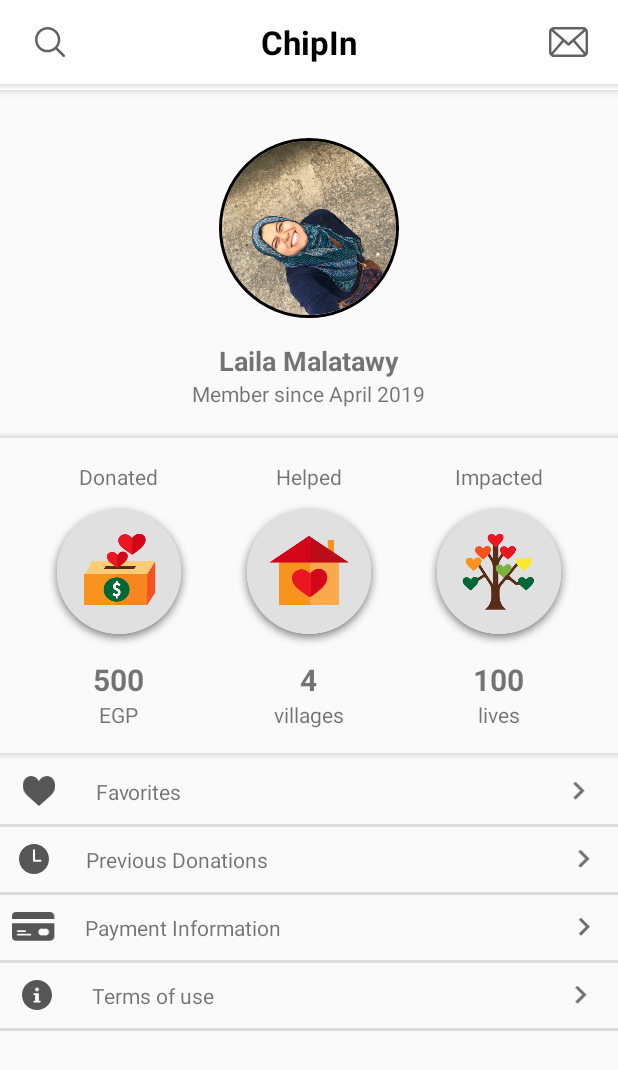
After one commit to abdelrahman-osama/ChipIn, an Android app: the fragment DashboardFragment shown on its own in the app's theme, on a phone screen of 412 x 824 dp. The commit adds this screen. Shown: the top 1070 px of the screen. Run offline under Robolectric (Android 15) with nearby library versions, the phone set to English and light mode, and no system bars; our stand-ins replace CircleImageView.

Commit message:
feat:dashboard

```diff
--- a/app/build.gradle
+++ b/app/build.gradle
@@ -34,6 +34,7 @@ dependencies {
     implementation 'com.google.android.material:material:1.0.0'
     implementation 'androidx.legacy:legacy-support-v4:1.0.0'
     implementation 'com.android.support:design:28.0.0'
+    implementation 'de.hdodenhof:circleimageview:3.0.0'
     testImplementation 'junit:junit:4.12'
     androidTestImplementation 'androidx.test:runner:1.1.0'
     androidTestImplementation 'androidx.test.espresso:espresso-core:3.1.0'
--- /dev/null
+++ b/app/src/main/java/com/chipin/chipin/Fragments/DashboardFragment.java
@@ -0,0 +1,111 @@
+package com.chipin.chipin.Fragments;
+
+import android.content.Context;
+import android.net.Uri;
+import android.os.Bundle;
+
+import androidx.fragment.app.Fragment;
+
+import android.view.LayoutInflater;
+import android.view.View;
+import android.view.ViewGroup;
+
+import com.chipin.chipin.R;
+
+/**
+ * A simple {@link Fragment} subclass.
+ * Activities that contain this fragment must implement the
+ * {@link DashboardFragment.OnFragmentInteractionListener} interface
+ * to handle interaction events.
+ * Use the {@link DashboardFragment#newInstance} factory method to
+ * create an instance of this fragment.
+ */
+public class DashboardFragment extends Fragment {
+    // TODO: Rename parameter arguments, choose names that match
+    // the fragment initialization parameters, e.g. ARG_ITEM_NUMBER
+    private static final String ARG_PARAM1 = "param1";
+    private static final String ARG_PARAM2 = "param2";
+
+    // TODO: Rename and change types of parameters
+    private String mParam1;
+    private String mParam2;
+
+    private OnFragmentInteractionListener mListener;
+
+    public DashboardFragment() {
+        // Required empty public constructor
+    }
+
+    /**
+     * Use this factory method to create a new instance of
+     * this fragment using the provided parameters.
+     *
+     * @param param1 Parameter 1.
+     * @param param2 Parameter 2.
+     * @return A new instance of fragment DashboardFragment.
+     */
+    // TODO: Rename and change types and number of parameters
+    public static DashboardFragment newInstance(String param1, String param2) {
+        DashboardFragment fragment = new DashboardFragment();
+        Bundle args = new Bundle();
+        args.putString(ARG_PARAM1, param1);
+        args.putString(ARG_PARAM2, param2);
+        fragment.setArguments(args);
+        return fragment;
+    }
+
+    @Override
+    public void onCreate(Bundle savedInstanceState) {
+        super.onCreate(savedInstanceState);
+        if (getArguments() != null) {
+            mParam1 = getArguments().getString(ARG_PARAM1);
+            mParam2 = getArguments().getString(ARG_PARAM2);
+        }
+    }
+
+    @Override
+    public View onCreateView(LayoutInflater inflater, ViewGroup container,
+                             Bundle savedInstanceState) {
+        // Inflate the layout for this fragment
+        return inflater.inflate(R.layout.fragment_dashboard, container, false);
+    }
+
+    // TODO: Rename method, update argument and hook method into UI event
+    public void onButtonPressed(Uri uri) {
+        if (mListener != null) {
+            mListener.onFragmentInteraction(uri);
+        }
+    }
+
+    @Override
+    public void onAttach(Context context) {
+        super.onAttach(context);
+//        if (context instanceof OnFragmentInteractionListener) {
+//            mListener = (OnFragmentInteractionListener) context;
+//        } else {
+//            throw new RuntimeException(context.toString()
+//                    + " must implement OnFragmentInteractionListener");
+//        }
+    }
+
+    @Override
+    public void onDetach() {
+        super.onDetach();
+        mListener = null;
+    }
+
+    /**
+     * This interface must be implemented by activities that contain this
+     * fragment to allow an interaction in this fragment to be communicated
+     * to the activity and potentially other fragments contained in that
+     * activity.
+     * <p>
+     * See the Android Training lesson <a href=
+     * "http://developer.android.com/training/basics/fragments/communicating.html"
+     * >Communicating with Other Fragments</a> for more information.
+     */
+    public interface OnFragmentInteractionListener {
+        // TODO: Update argument type and name
+        void onFragmentInteraction(Uri uri);
+    }
+}
--- /dev/null
+++ b/app/src/main/res/drawable/ic_clock_icon.xml
@@ -0,0 +1,6 @@
+<vector android:height="24dp" android:viewportHeight="15"
+    android:viewportWidth="15" android:width="24dp" xmlns:android="http://schemas.android.com/apk/res/android">
+    <path android:fillColor="#575656" android:fillType="nonZero"
+        android:pathData="M7.4998,0C3.3578,0 0,3.3579 0,7.4998C0,11.6416 3.3578,14.9998 7.4998,14.9998C11.6417,14.9998 14.9998,11.6416 14.9998,7.4998C14.9998,3.3579 11.6417,0 7.4998,0ZM10.7421,8.9262L7.5625,8.9262C7.5518,8.9262 7.5417,8.9236 7.5311,8.9232C7.5205,8.9237 7.5105,8.9262 7.4997,8.9262C7.2133,8.9262 6.981,8.6939 6.981,8.4075L6.981,3.1124C6.981,2.826 7.2133,2.5938 7.4997,2.5938C7.7861,2.5938 8.0184,2.826 8.0184,3.1124L8.0184,7.8888L10.7419,7.8888C11.0283,7.8888 11.2606,8.121 11.2606,8.4075C11.2606,8.6939 11.0286,8.9262 10.7421,8.9262Z"
+        android:strokeColor="#00000000" android:strokeWidth="1"/>
+</vector>
--- /dev/null
+++ b/app/src/main/res/drawable/ic_icon_favorites.xml
@@ -0,0 +1,6 @@
+<vector android:height="22dp" android:viewportHeight="15"
+    android:viewportWidth="17" android:width="24dp" xmlns:android="http://schemas.android.com/apk/res/android">
+    <path android:fillColor="#575656" android:fillType="nonZero"
+        android:pathData="M8.4492,2.6498C9.1353,1.0901 10.7027,0.0003 12.5259,0.0003C14.9817,0.0003 16.7504,2.0152 16.9728,4.4165C16.9728,4.4165 17.0928,5.0126 16.8286,6.0858C16.4689,7.5473 15.6233,8.8458 14.4833,9.8367L8.4492,15L2.5167,9.8364C1.3767,8.8458 0.5311,7.547 0.1714,6.0854C-0.0928,5.0123 0.0272,4.4162 0.0272,4.4162C0.2496,2.0149 2.0183,0 4.4741,0C6.2976,0 7.763,1.0901 8.4492,2.6498Z"
+        android:strokeColor="#00000000" android:strokeWidth="1"/>
+</vector>
--- /dev/null
+++ b/app/src/main/res/drawable/ic_info_icon.xml
@@ -0,0 +1,6 @@
+<vector android:height="24dp" android:viewportHeight="15"
+    android:viewportWidth="15" android:width="24dp" xmlns:android="http://schemas.android.com/apk/res/android">
+    <path android:fillColor="#575656" android:fillType="nonZero"
+        android:pathData="M7.5,0C3.3578,0 0,3.3579 0,7.5C0,11.6423 3.3578,15 7.5,15C11.6422,15 15,11.6423 15,7.5C15,3.3579 11.6422,0 7.5,0ZM7.5,3.75C8.0178,3.75 8.4375,4.1698 8.4375,4.6875C8.4375,5.2055 8.0178,5.625 7.5,5.625C6.9822,5.625 6.5625,5.2055 6.5625,4.6875C6.5625,4.1698 6.9822,3.75 7.5,3.75ZM8.9063,11.25L6.0938,11.25C5.8349,11.25 5.625,11.0404 5.625,10.7813C5.625,10.5224 5.8349,10.3125 6.0938,10.3125L6.5625,10.3125L6.5625,7.5L6.0938,7.5C5.8349,7.5 5.625,7.2904 5.625,7.0313C5.625,6.7724 5.8349,6.5625 6.0938,6.5625L7.9688,6.5625C8.2276,6.5625 8.4375,6.7724 8.4375,7.0313L8.4375,10.3125L8.9063,10.3125C9.1651,10.3125 9.375,10.5224 9.375,10.7813C9.375,11.0404 9.1651,11.25 8.9063,11.25Z"
+        android:strokeColor="#00000000" android:strokeWidth="1"/>
+</vector>
--- /dev/null
+++ b/app/src/main/res/drawable/ic_keyboard_arrow_right.xml
@@ -0,0 +1,5 @@
+<vector android:height="24dp" android:tint="#6F6F6F"
+    android:viewportHeight="24.0" android:viewportWidth="24.0"
+    android:width="24dp" xmlns:android="http://schemas.android.com/apk/res/android">
+    <path android:fillColor="#FF000000" android:pathData="M8.59,16.34l4.58,-4.59 -4.58,-4.59L10,5.75l6,6 -6,6z"/>
+</vector>
--- /dev/null
+++ b/app/src/main/res/drawable/ic_messages.xml
@@ -0,0 +1,12 @@
+<vector xmlns:android="http://schemas.android.com/apk/res/android"
+    android:width="26dp"
+    android:height="20dp"
+    android:viewportWidth="26"
+    android:viewportHeight="20">
+  <path
+      android:pathData="M22.75,0L3.25,0C1.4552,0 0,1.4925 0,3.3333L0,16.6667C0,18.5075 1.4552,20 3.25,20L22.75,20C24.5448,20 26,18.5075 26,16.6667L26,3.3333C26,1.4925 24.5448,0 22.75,0ZM17.4005,8.8948L24.2798,2.8483C24.3274,3.0045 24.375,3.1608 24.375,3.3333L24.375,16.6667C24.375,16.7822 24.3321,16.8848 24.3099,16.9938L17.4005,8.8948ZM22.75,1.6667C22.8579,1.6667 22.9531,1.709 23.0547,1.7302L13,10.5697L2.9453,1.7302C3.0469,1.709 3.1421,1.6667 3.25,1.6667L22.75,1.6667ZM1.6893,16.9922C1.667,16.8831 1.625,16.7822 1.625,16.6667L1.625,3.3333C1.625,3.1608 1.6734,3.0045 1.721,2.8483L8.5979,8.8932L1.6893,16.9922ZM3.25,18.3333C3.0858,18.3333 2.9366,18.2845 2.7866,18.2373L9.8325,9.9788L12.4716,12.2981C12.6231,12.4333 12.812,12.5 13,12.5C13.188,12.5 13.3769,12.4333 13.5284,12.2982L16.1675,9.9789L23.2134,18.2373C23.0642,18.2845 22.915,18.3333 22.75,18.3333L3.25,18.3333Z"
+      android:strokeWidth="1"
+      android:fillColor="#626262"
+      android:fillType="nonZero"
+      android:strokeColor="#00000000"/>
+</vector>
--- /dev/null
+++ b/app/src/main/res/drawable/ic_payment_icon.xml
@@ -0,0 +1,18 @@
+<vector xmlns:android="http://schemas.android.com/apk/res/android"
+    android:width="23dp"
+    android:height="16dp"
+    android:viewportWidth="23"
+    android:viewportHeight="16">
+  <path
+      android:pathData="M21.9883,6L0.4679,6C0.1871,6 0,6.1871 0,6.4679L0,13.0175C0,14.3275 1.0293,15.3567 2.3392,15.3567L20.1169,15.3567C21.4269,15.3567 22.4561,14.3275 22.4561,13.0175L22.4561,6.4679C22.4561,6.1871 22.269,6 21.9883,6ZM3.2749,9.7427L7.0175,9.7427C7.2982,9.7427 7.4854,9.9299 7.4854,10.2106C7.4854,10.4913 7.2982,10.6784 7.0175,10.6784L3.2749,10.6784C2.9942,10.6784 2.807,10.4912 2.807,10.2105C2.807,9.9298 2.9942,9.7427 3.2749,9.7427ZM9.8246,12.5497L3.2749,12.5497C2.9942,12.5497 2.807,12.3626 2.807,12.0819C2.807,11.8012 2.9942,11.614 3.2749,11.614L9.8246,11.614C10.1053,11.614 10.2924,11.8012 10.2924,12.0819C10.2924,12.3626 10.1053,12.5497 9.8246,12.5497ZM17.7778,12.5497C17.4035,12.5497 17.1228,12.4562 16.8421,12.269C16.5614,12.4562 16.2807,12.5497 15.9064,12.5497C14.8772,12.5497 14.0351,11.7076 14.0351,10.6784C14.0351,9.6491 14.8772,8.807 15.9064,8.807C16.2807,8.807 16.5614,8.9006 16.8421,9.0877C17.1228,8.9006 17.4035,8.807 17.7778,8.807C18.807,8.807 19.6491,9.6491 19.6491,10.6784C19.6491,11.7076 18.807,12.5497 17.7778,12.5497Z"
+      android:strokeWidth="1"
+      android:fillColor="#575656"
+      android:fillType="nonZero"
+      android:strokeColor="#00000000"/>
+  <path
+      android:pathData="M20.117,0L2.3392,0C1.0293,0 0,1.0293 0,2.3392L0,3.2749C0,3.5556 0.1871,3.7427 0.4679,3.7427L21.9883,3.7427C22.269,3.7427 22.4562,3.5556 22.4562,3.2749L22.4562,2.3392C22.4561,1.0293 21.4269,0 20.117,0Z"
+      android:strokeWidth="1"
+      android:fillColor="#575656"
+      android:fillType="nonZero"
+      android:strokeColor="#00000000"/>
+</vector>
--- /dev/null
+++ b/app/src/main/res/drawable/ic_search.xml
@@ -0,0 +1,12 @@
+<vector xmlns:android="http://schemas.android.com/apk/res/android"
+    android:width="20dp"
+    android:height="20dp"
+    android:viewportWidth="20"
+    android:viewportHeight="20">
+  <path
+      android:pathData="M19.7551,18.5796L14.9469,13.7714C16.1388,12.3184 16.8571,10.4571 16.8571,8.4286C16.8571,3.7755 13.0816,0 8.4286,0C3.7714,0 0,3.7755 0,8.4286C0,13.0816 3.7714,16.8571 8.4286,16.8571C10.4571,16.8571 12.3143,16.1429 13.7673,14.951L18.5755,19.7551C18.902,20.0816 19.4286,20.0816 19.7551,19.7551C20.0816,19.4327 20.0816,18.902 19.7551,18.5796ZM8.4286,15.1796C4.702,15.1796 1.6735,12.151 1.6735,8.4286C1.6735,4.7061 4.702,1.6735 8.4286,1.6735C12.151,1.6735 15.1837,4.7061 15.1837,8.4286C15.1837,12.151 12.151,15.1796 8.4286,15.1796Z"
+      android:strokeWidth="1"
+      android:fillColor="#626262"
+      android:fillType="nonZero"
+      android:strokeColor="#00000000"/>
+</vector>
--- a/app/src/main/res/layout/component_explore_card.xml
+++ b/app/src/main/res/layout/component_explore_card.xml
@@ -53,7 +53,8 @@
                 android:layout_height="wrap_content"
                 android:orientation="horizontal"
                 android:gravity="start"
-                android:layout_gravity="start">
+                android:layout_gravity="start"
+                android:layout_marginTop="8dp">
                 <ImageView
                     android:layout_width="wrap_content"
                     android:layout_height="24dp"
--- /dev/null
+++ b/app/src/main/res/layout/fragment_dashboard.xml
@@ -0,0 +1,366 @@
+<?xml version="1.0" encoding="utf-8"?>
+<androidx.constraintlayout.widget.ConstraintLayout xmlns:android="http://schemas.android.com/apk/res/android"
+    xmlns:tools="http://schemas.android.com/tools"
+    xmlns:app="http://schemas.android.com/apk/res-auto"
+    android:layout_width="match_parent"
+    android:layout_height="match_parent"
+    tools:context=".Fragments.DashboardFragment">
+
+    <com.google.android.material.appbar.AppBarLayout
+        android:id="@+id/app_bar"
+        android:layout_width="match_parent"
+        android:layout_height="wrap_content"
+        app:layout_constraintEnd_toEndOf="parent"
+        app:layout_constraintStart_toStartOf="parent"
+        app:layout_constraintTop_toTopOf="parent"
+        android:background="@color/white">
+
+        <!--<androidx.appcompat.widget.Toolbar-->
+            <!--android:id="@+id/toolbar"-->
+            <!--android:layout_width="match_parent"-->
+            <!--android:layout_height="?attr/actionBarSize"-->
+            <!--android:background="@color/white"-->
+            <!--app:layout_scrollFlags="scroll|enterAlways"-->
+            <!--app:popupTheme="@style/ThemeOverlay.AppCompat.Light"-->
+            <!--app:title="ChipIn"-->
+            <!--android:ellipsize="end"-->
+            <!---->
+            <!--&gt;-->
+
+
+        <!--</androidx.appcompat.widget.Toolbar>-->
+        <LinearLayout
+            android:layout_width="match_parent"
+            android:layout_height="?attr/actionBarSize"
+            android:background="@color/white"
+            android:orientation="horizontal"
+            android:layout_gravity="center"
+            android:layout_marginStart="8dp"
+            android:layout_marginEnd="8dp"
+            android:gravity="center"
+            android:clipToPadding="false">
+
+            <ImageButton
+                android:layout_width="24dp"
+                android:layout_height="match_parent"
+                android:background="@color/transparent"
+                android:layout_weight="1"
+                android:src="@drawable/ic_search"/>
+            <TextView
+                android:layout_width="wrap_content"
+                android:layout_height="wrap_content"
+                android:text="ChipIn"
+                android:textStyle="bold"
+                android:textSize="22sp"
+                android:padding="12dp"
+                android:gravity="center"
+                android:layout_weight="8"
+                android:textColor="#000"/>
+            <ImageButton
+                android:layout_width="24dp"
+                android:layout_height="match_parent"
+                android:background="@color/transparent"
+                android:layout_weight="1"
+                android:src="@drawable/ic_messages"/>
+        </LinearLayout>
+        <View
+            android:layout_width="match_parent"
+            android:layout_height="4dp"
+            android:rotation="180"
+            app:layout_constraintTop_toBottomOf="@+id/linearLayout2"
+            android:background="@drawable/shadow_view"/>
+
+    </com.google.android.material.appbar.AppBarLayout>
+
+    <LinearLayout
+        android:id="@+id/linearLayout"
+        android:layout_width="match_parent"
+        android:layout_height="wrap_content"
+        app:layout_constraintEnd_toEndOf="parent"
+        app:layout_constraintStart_toStartOf="parent"
+        app:layout_constraintTop_toBottomOf="@id/app_bar"
+        android:gravity="center"
+        android:orientation="vertical">
+
+
+    <de.hdodenhof.circleimageview.CircleImageView
+        android:id="@+id/profile_image"
+        android:layout_width="120dp"
+        android:layout_height="120dp"
+        android:layout_marginTop="32dp"
+        android:src="@drawable/profile_picture"
+        app:civ_border_color="#FF000000"
+        app:civ_border_width="2dp"
+        android:layout_marginBottom="16dp"
+        />
+
+        <TextView
+            android:layout_width="wrap_content"
+            android:layout_height="wrap_content"
+            android:text="Laila Malatawy"
+            android:textStyle="bold"
+            android:textSize="18sp"/>
+
+        <TextView
+            android:layout_width="wrap_content"
+            android:layout_height="wrap_content"
+            android:text="Member since April 2019"/>
+    </LinearLayout>
+
+    <View
+        android:id="@+id/divider"
+        android:layout_width="match_parent"
+        android:layout_height="4dp"
+        app:layout_constraintTop_toBottomOf="@+id/linearLayout"
+        android:layout_marginTop="16dp"
+        android:background="@drawable/shadow_view"/>
+
+
+    <LinearLayout
+        android:id="@+id/linearLayout2"
+        android:layout_width="match_parent"
+        android:layout_height="wrap_content"
+        android:orientation="horizontal"
+        app:layout_constraintTop_toBottomOf="@+id/divider"
+        android:weightSum="3"
+        android:layout_margin="16dp">
+
+    <LinearLayout
+        android:layout_width="0dp"
+        android:layout_height="wrap_content"
+        android:orientation="vertical"
+        android:layout_gravity="center"
+        android:layout_weight="1"
+        android:gravity="center">
+
+        <TextView
+            android:layout_width="wrap_content"
+            android:layout_height="wrap_content"
+            android:text="Donated"
+            android:layout_marginBottom="8dp"/>
+        <ImageView
+            android:layout_width="96dp"
+            android:layout_height="96dp"
+            android:src="@drawable/donates_icon"
+            android:layout_marginBottom="8dp"/>
+        <TextView
+            android:layout_width="wrap_content"
+            android:layout_height="wrap_content"
+            android:text="500"
+            android:textSize="20dp"
+            android:textStyle="bold"
+            />
+        <TextView
+            android:layout_width="wrap_content"
+            android:layout_height="wrap_content"
+            android:text="EGP"/>
+    </LinearLayout>
+
+        <LinearLayout
+            android:layout_width="0dp"
+            android:layout_height="wrap_content"
+            android:orientation="vertical"
+            android:layout_gravity="center"
+            android:layout_weight="1"
+            android:gravity="center">
+
+            <TextView
+                android:layout_width="wrap_content"
+                android:layout_height="wrap_content"
+                android:text="Helped"
+                android:layout_marginBottom="8dp"/>
+            <ImageView
+                android:layout_width="96dp"
+                android:layout_height="96dp"
+                android:src="@drawable/helped_icon"
+                android:layout_marginBottom="8dp"/>
+            <TextView
+                android:layout_width="wrap_content"
+                android:layout_height="wrap_content"
+                android:text="4"
+                android:textSize="20dp"
+                android:textStyle="bold"
+                />
+            <TextView
+                android:layout_width="wrap_content"
+                android:layout_height="wrap_content"
+                android:text="villages"/>
+        </LinearLayout>
+
+        <LinearLayout
+            android:layout_width="0dp"
+            android:layout_height="wrap_content"
+            android:orientation="vertical"
+            android:layout_gravity="center"
+            android:layout_weight="1"
+            android:gravity="center">
+
+            <TextView
+                android:layout_width="wrap_content"
+                android:layout_height="wrap_content"
+                android:text="Impacted"
+                android:layout_marginBottom="8dp"/>
+            <ImageView
+                android:layout_width="96dp"
+                android:layout_height="96dp"
+                android:src="@drawable/impacted_icon"
+                android:layout_marginBottom="8dp"/>
+            <TextView
+                android:layout_width="wrap_content"
+                android:layout_height="wrap_content"
+                android:text="100"
+                android:textSize="20dp"
+                android:textStyle="bold"
+                />
+            <TextView
+                android:layout_width="wrap_content"
+                android:layout_height="wrap_content"
+                android:text="lives"/>
+        </LinearLayout>
+
+    </LinearLayout>
+    <View
+        android:id="@+id/divider2"
+        android:layout_width="match_parent"
+        android:layout_height="4dp"
+        android:rotation="180"
+        app:layout_constraintTop_toBottomOf="@+id/linearLayout2"
+        android:layout_marginTop="16dp"
+        android:background="@drawable/shadow_view"/>
+
+    <LinearLayout
+        android:layout_width="match_parent"
+        android:layout_height="wrap_content"
+        android:orientation="vertical"
+        app:layout_constraintTop_toBottomOf="@id/divider2">
+
+        <LinearLayout
+            android:layout_width="match_parent"
+            android:layout_height="wrap_content"
+            android:orientation="horizontal"
+            android:weightSum="10"
+            android:layout_gravity="center"
+            android:gravity="center">
+            <ImageView
+                android:layout_width="24dp"
+                android:layout_height="24dp"
+                android:padding="2dp"
+                android:layout_weight="1"
+                android:src="@drawable/ic_icon_favorites"
+                android:scaleType="fitCenter"/>
+            <TextView
+                android:layout_width="wrap_content"
+                android:layout_height="wrap_content"
+                android:text="Favorites"
+                android:padding="12dp"
+                android:layout_weight="8"/>
+            <ImageView
+                android:layout_width="24dp"
+                android:layout_height="24dp"
+                android:layout_weight="1"
+                android:src="@drawable/ic_keyboard_arrow_right"/>
+        </LinearLayout>
+
+        <View
+            android:layout_width="match_parent"
+            android:layout_height="2dp"
+            android:background="#1F000000"/>
+        <LinearLayout
+            android:layout_width="match_parent"
+            android:layout_height="wrap_content"
+            android:orientation="horizontal"
+            android:weightSum="10"
+            android:layout_gravity="center"
+            android:gravity="center">
+            <ImageView
+                android:layout_width="24dp"
+                android:layout_height="24dp"
+                android:padding="2dp"
+                android:layout_weight="1"
+                android:src="@drawable/ic_clock_icon"
+                android:scaleType="fitCenter"/>
+            <TextView
+                android:layout_width="wrap_content"
+                android:layout_height="wrap_content"
+                android:text="Previous Donations"
+                android:padding="12dp"
+                android:layout_weight="8"/>
+            <ImageView
+                android:layout_width="24dp"
+                android:layout_height="24dp"
+                android:layout_weight="1"
+                android:src="@drawable/ic_keyboard_arrow_right"/>
+        </LinearLayout>
+
+        <View
+            android:layout_width="match_parent"
+            android:layout_height="2dp"
+            android:background="#1F000000"/>
+        <LinearLayout
+            android:layout_width="match_parent"
+            android:layout_height="wrap_content"
+            android:orientation="horizontal"
+            android:weightSum="10"
+            android:layout_gravity="center"
+            android:gravity="center">
+            <ImageView
+                android:layout_width="24dp"
+                android:layout_height="24dp"
+                android:padding="2dp"
+                android:layout_weight="1"
+                android:src="@drawable/ic_payment_icon"
+                android:scaleType="fitCenter"/>
+            <TextView
+                android:layout_width="wrap_content"
+                android:layout_height="wrap_content"
+                android:text="Payment Information"
+                android:padding="12dp"
+                android:layout_weight="8"/>
+            <ImageView
+                android:layout_width="24dp"
+                android:layout_height="24dp"
+                android:layout_weight="1"
+                android:src="@drawable/ic_keyboard_arrow_right"/>
+        </LinearLayout>
+
+        <View
+            android:layout_width="match_parent"
+            android:layout_height="2dp"
+            android:background="#1F000000"/>
+        <LinearLayout
+            android:layout_width="match_parent"
+            android:layout_height="wrap_content"
+            android:orientation="horizontal"
+            android:weightSum="10"
+            android:layout_gravity="center"
+            android:gravity="center">
+            <ImageView
+                android:layout_width="24dp"
+                android:layout_height="24dp"
+                android:padding="2dp"
+                android:layout_weight="1"
+                android:src="@drawable/ic_info_icon"
+                android:scaleType="fitCenter"/>
+            <TextView
+                android:layout_width="wrap_content"
+                android:layout_height="wrap_content"
+                android:text="Terms of use"
+                android:padding="12dp"
+                android:layout_weight="8"/>
+            <ImageView
+                android:layout_width="24dp"
+                android:layout_height="24dp"
+                android:layout_weight="1"
+                android:src="@drawable/ic_keyboard_arrow_right"/>
+        </LinearLayout>
+
+        <View
+            android:layout_width="match_parent"
+            android:layout_height="2dp"
+            android:background="#1F000000"/>
+
+    </LinearLayout>
+
+
+
+</androidx.constraintlayout.widget.ConstraintLayout>
```
Also changed, not shown: app/src/main/res/drawable/donates_icon.png (added), app/src/main/res/drawable/helped_icon.png (added), app/src/main/res/drawable/impacted_icon.png (added), app/src/main/res/drawable/profile_picture.png (added).
